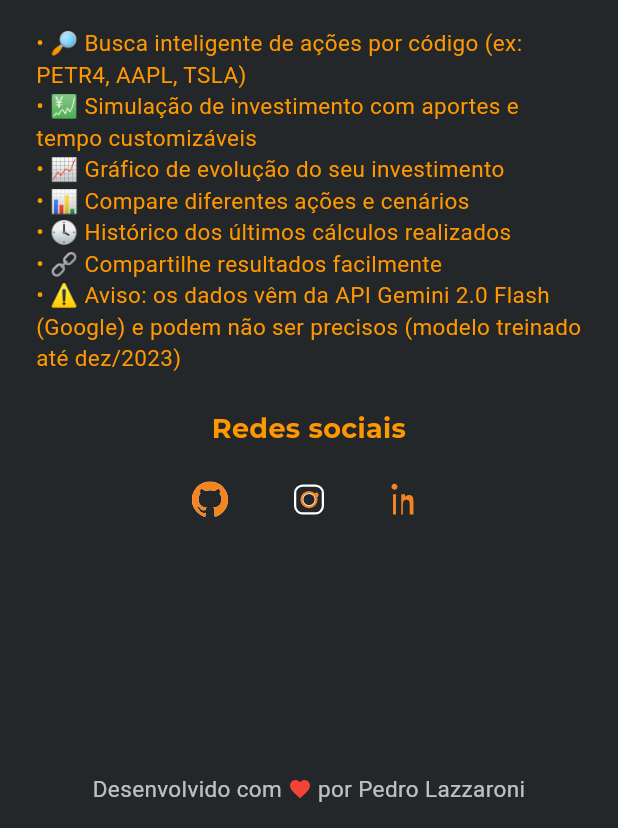
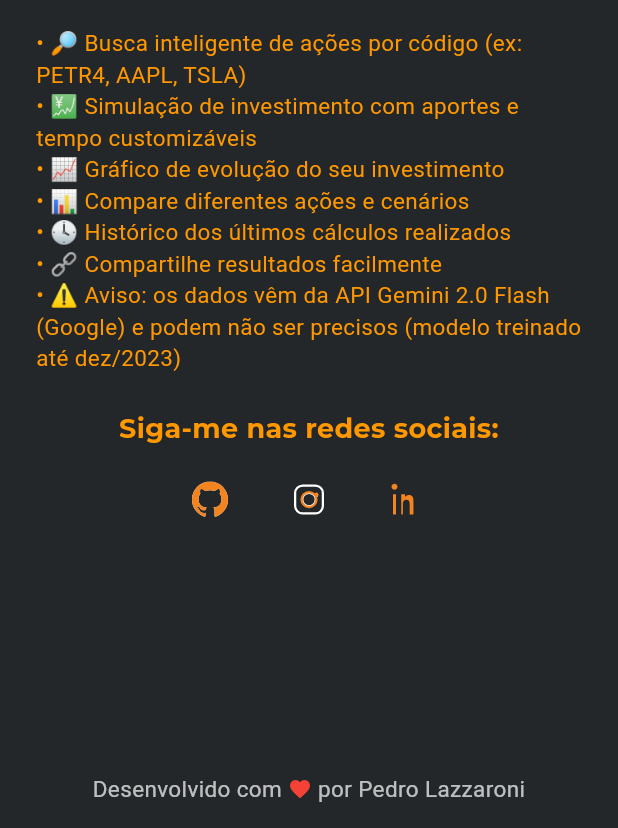
Before and after one commit to pedrolazzaroni/StockCalc, a Flutter app: the AboutPage screen opened by its route, on a phone screen of 412 x 824 dp, the part 408-1236 px from its top. Run offline on Flutter 3.47's test engine with Material 3 defaults, Android fonts, the phone set to English and light mode, and no system bars; our stand-ins replace fl_chart, flutter_svg, google_fonts, share_plus, shared_preferences; accounts and stored records are empty.

Commit message:
ATT Sobre

```diff
--- a/lib/main.dart
+++ b/lib/main.dart
@@ -359,7 +359,7 @@ class AboutPage extends StatelessWidget {
             ),
             SizedBox(height: 24),
             Text(
-              'Redes sociais',
+              'Siga-me nas redes sociais:',
               style: GoogleFonts.montserrat(color: Colors.orange, fontSize: 18, fontWeight: FontWeight.bold),
               textAlign: TextAlign.center,
             ),
```
